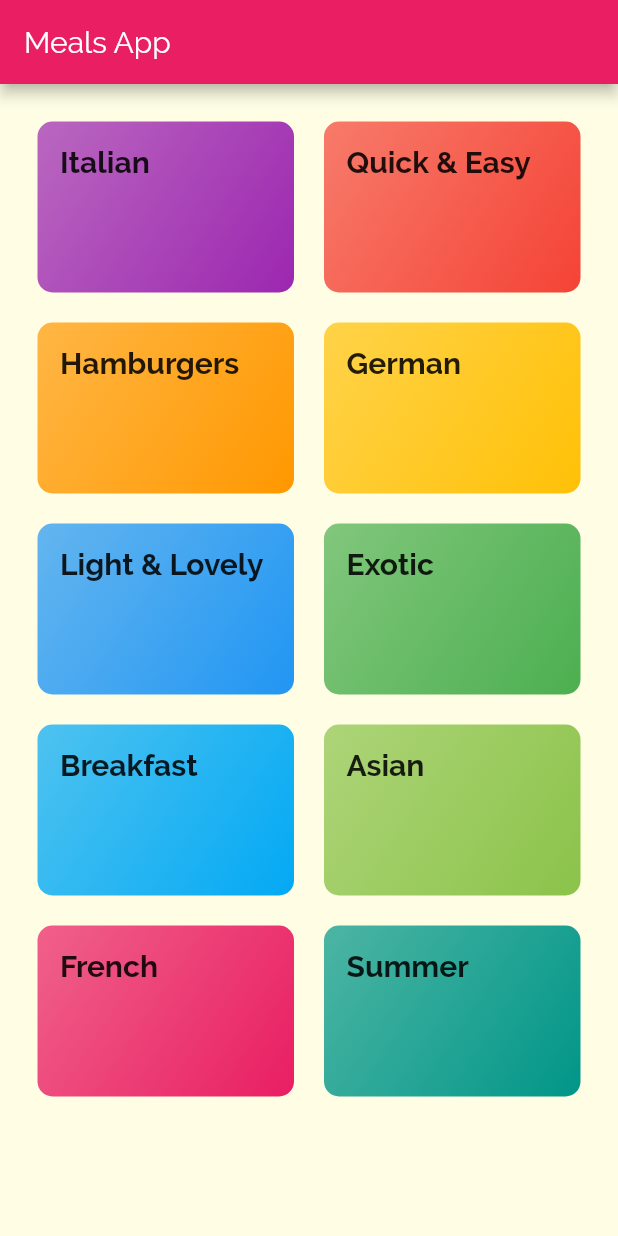
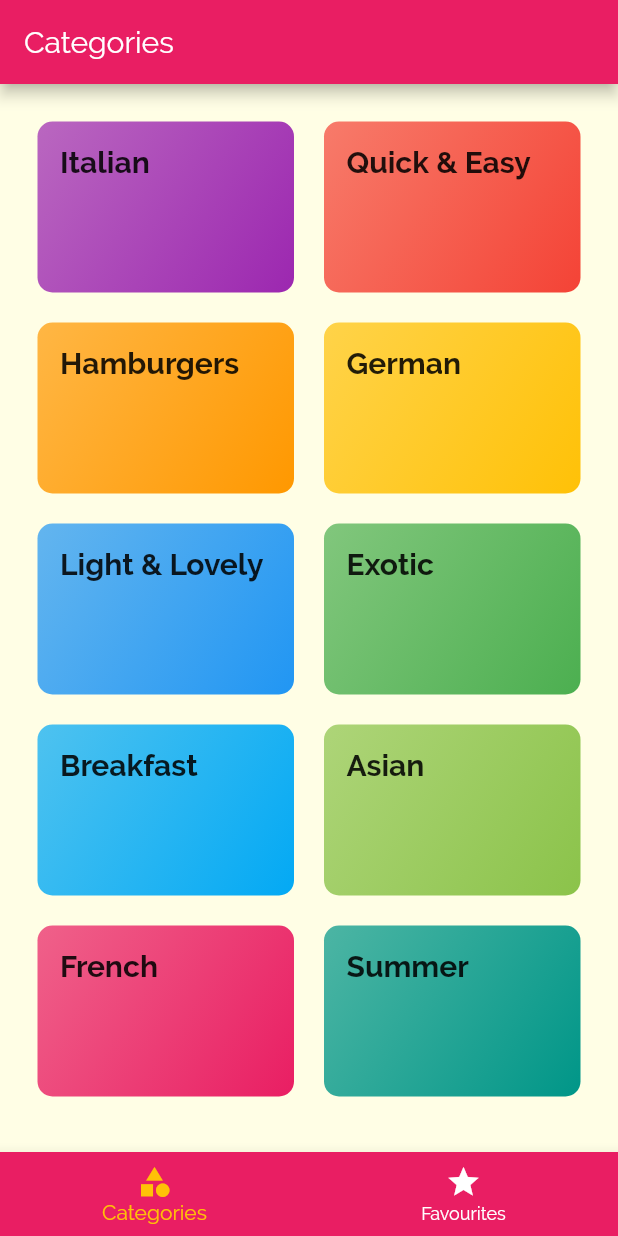
Before and after one commit to harel-tussi/Flutter-Meals-App, a Flutter app: the screen it shows after launch, on a phone screen of 412 x 824 dp. Run offline on Flutter 3.47's test engine with Material 2 defaults, Android fonts, the phone set to English and light mode, and no system bars.

```diff
--- a/lib/main.dart
+++ b/lib/main.dart
@@ -1,4 +1,6 @@
 import 'package:flutter/material.dart';
+
+import './screens/tabs_screen.dart';
 import './screens/meal_detail_screen.dart';
 import './screens/category_meals_screen.dart';
 import './screens/categories_screen.dart';
@@ -17,7 +19,7 @@ class MyApp extends StatelessWidget {
       initialRoute: "/",
       routes: {
         CategoryMealsScreen.routeName: (ctx) => CategoryMealsScreen(),
-        "/": (ctx) => CategoriesScreen(),
+        "/": (ctx) => TabScreen(),
         MealDetailScreen.routeName: (ctx) => MealDetailScreen()
       },
       theme: ThemeData(
@@ -40,23 +42,3 @@ class MyApp extends StatelessWidget {
     );
   }
 }
-
-class MyHomePageState extends StatefulWidget {
-  @override
-  _MyHomePageStateState createState() => _MyHomePageStateState();
-}
-
-// MyHomePageState Widget
-class _MyHomePageStateState extends State<MyHomePageState> {
-  @override
-  Widget build(BuildContext context) {
-    return Scaffold(
-      appBar: AppBar(
-        title: Text("Meals App"),
-      ),
-      body: Center(
-        child: Text("Navigation Time!"),
-      ),
-    );
-  }
-}
--- a/lib/screens/categories_screen.dart
+++ b/lib/screens/categories_screen.dart
@@ -5,11 +5,7 @@ import '../dummy_data.dart';
 class CategoriesScreen extends StatelessWidget {
   @override
   Widget build(BuildContext context) {
-    return Scaffold(
-      appBar: AppBar(
-        title: Text("Meals App"),
-      ),
-      body: GridView(
+    return GridView(
       padding: const EdgeInsets.all(25),
       children: DUMMY_CATEGORIES
           .map((catData) =>
@@ -21,7 +17,6 @@ class CategoriesScreen extends StatelessWidget {
         crossAxisSpacing: 20,
         mainAxisSpacing: 20,
       ),
-      ),
     );
   }
 }
--- /dev/null
+++ b/lib/screens/favorites_screen.dart
@@ -0,0 +1,8 @@
+import 'package:flutter/material.dart';
+
+class FavoritesScreen extends StatelessWidget {
+  @override
+  Widget build(BuildContext context) {
+    return Center(child: Text("Favorites"));
+  }
+}
--- /dev/null
+++ b/lib/screens/tabs_screen.dart
@@ -0,0 +1,51 @@
+import 'package:flutter/material.dart';
+import 'package:meals_app/screens/categories_screen.dart';
+import 'package:meals_app/screens/favorites_screen.dart';
+
+class TabScreen extends StatefulWidget {
+  @override
+  _TabScreenState createState() => _TabScreenState();
+}
+
+class _TabScreenState extends State<TabScreen> {
+  final List<Map<String, Object>> _pages = [
+    {'page': CategoriesScreen(), 'title': "Categories"},
+    {'page': FavoritesScreen(), 'title': "Favourites"},
+  ];
+
+  int _selectedPageIndex = 0;
+
+  void _selectPage(int index) {
+    setState(() {
+      _selectedPageIndex = index;
+    });
+  }
+
+  @override
+  Widget build(BuildContext context) {
+    return Scaffold(
+      appBar: AppBar(title: Text(_pages[_selectedPageIndex]["title"])),
+      body: _pages[_selectedPageIndex]["page"],
+      bottomNavigationBar: BottomNavigationBar(
+        onTap: _selectPage,
+        backgroundColor: Theme.of(context).primaryColor,
+        unselectedItemColor: Colors.white,
+        selectedItemColor: Theme.of(context).accentColor,
+        currentIndex: _selectedPageIndex,
+        type: BottomNavigationBarType.fixed,
+        items: [
+          BottomNavigationBarItem(
+            backgroundColor: Theme.of(context).primaryColor,
+            icon: Icon(Icons.category),
+            title: Text("Categories"),
+          ),
+          BottomNavigationBarItem(
+            backgroundColor: Theme.of(context).primaryColor,
+            icon: Icon(Icons.star),
+            title: Text("Favourites"),
+          )
+        ],
+      ),
+    );
+  }
+}
```
Lines whose indentation alone changed are shown as unchanged.
